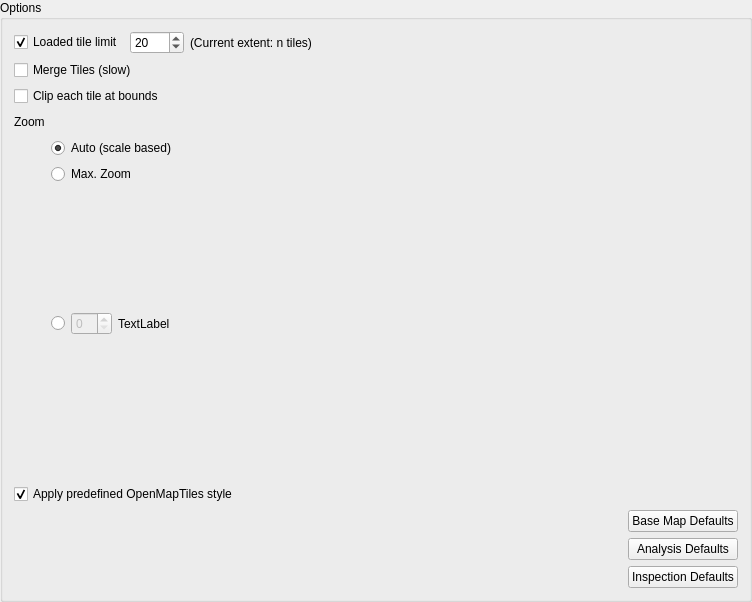
First picture: the form in ui/options.ui, repository geometalab/Vector-Tiles-Reader-QGIS-Plugin, before the edit.
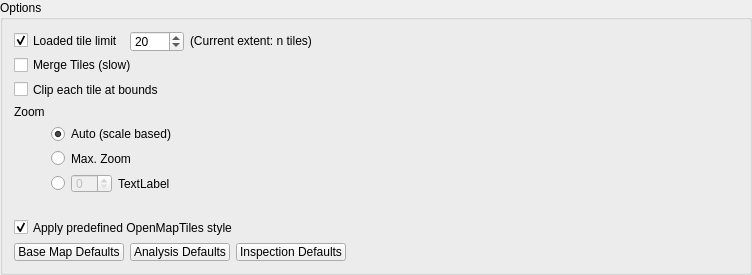
Second picture: the form after the edit.

Commit message: options dialog updated

The edit to the form file:
```diff
--- a/ui/options.ui
+++ b/ui/options.ui
@@ -7,7 +7,7 @@
     <x>0</x>
     <y>0</y>
     <width>752</width>
-    <height>602</height>
+    <height>275</height>
    </rect>
   </property>
   <property name="sizePolicy">
@@ -16,6 +16,12 @@
     <verstretch>0</verstretch>
    </sizepolicy>
   </property>
+  <property name="minimumSize">
+   <size>
+    <width>0</width>
+    <height>275</height>
+   </size>
+  </property>
   <property name="windowTitle">
    <string>Options</string>
   </property>
@@ -101,15 +107,29 @@
     </widget>
    </item>
    <item row="11" column="0" colspan="2">
-    <layout class="QGridLayout" name="gridLayout_2">
-     <item row="2" column="3">
+    <layout class="QHBoxLayout" name="horizontalLayout_2">
+     <item>
+      <widget class="QPushButton" name="btnResetToBasemapDefaults">
+       <property name="text">
+        <string>Base Map Defaults</string>
+       </property>
+      </widget>
+     </item>
+     <item>
+      <widget class="QPushButton" name="btnResetToAnalysisDefaults">
+       <property name="text">
+        <string>Analysis Defaults</string>
+       </property>
+      </widget>
+     </item>
+     <item>
       <widget class="QPushButton" name="btnResetToInspectionDefaults">
        <property name="text">
         <string>Inspection Defaults</string>
        </property>
       </widget>
      </item>
-     <item row="2" column="0">
+     <item>
       <spacer name="horizontalSpacer_2">
        <property name="orientation">
         <enum>Qt::Horizontal</enum>
@@ -122,20 +142,6 @@
        </property>
       </spacer>
      </item>
-     <item row="1" column="3">
-      <widget class="QPushButton" name="btnResetToAnalysisDefaults">
-       <property name="text">
-        <string>Analysis Defaults</string>
-       </property>
-      </widget>
-     </item>
-     <item row="0" column="3">
-      <widget class="QPushButton" name="btnResetToBasemapDefaults">
-       <property name="text">
-        <string>Base Map Defaults</string>
-       </property>
-      </widget>
-     </item>
     </layout>
    </item>
    <item row="1" column="0" colspan="2">
```
The commit also changes 1 other file.
